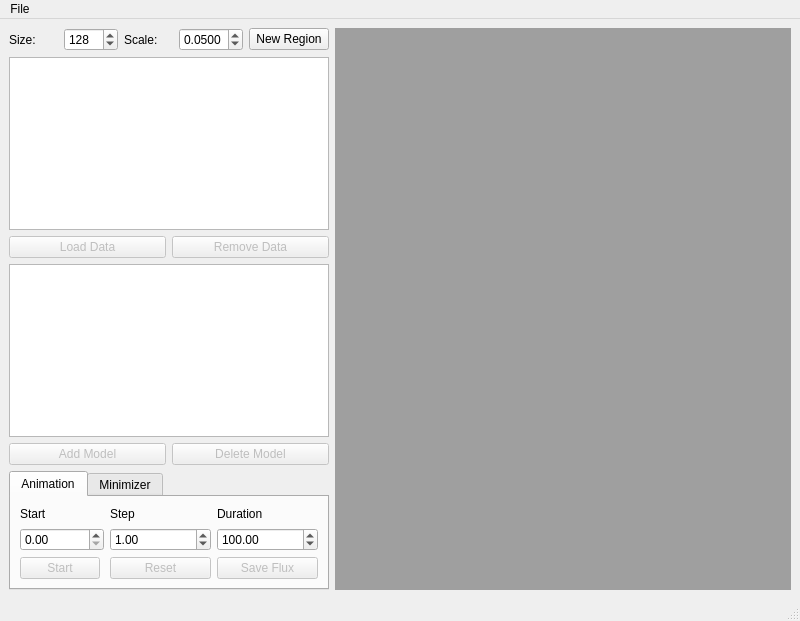
This is src/QT/gui_main.ui in bkloppenborg/simtoi as Qt 5 draws it before an edit. The edited form follows.
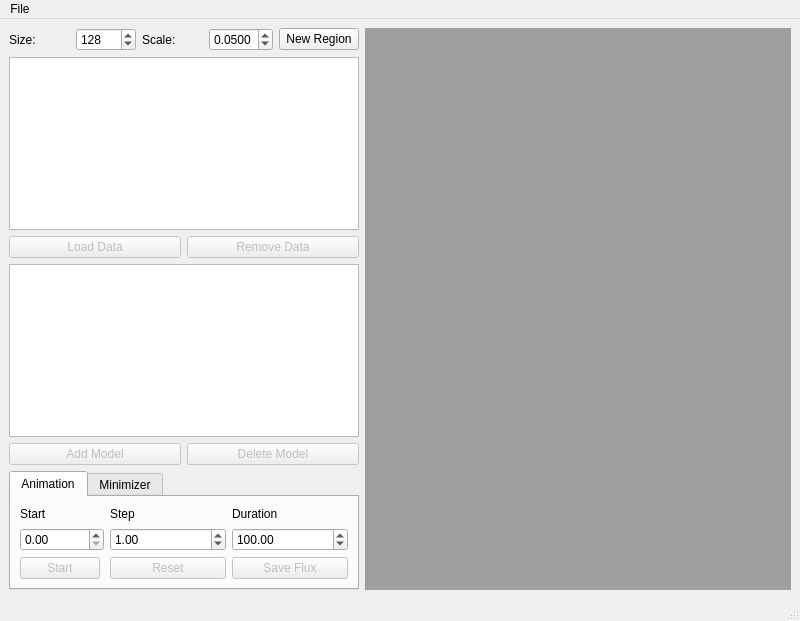
This is the edited form. The open tabs and pages were chosen to show the change.

```diff
--- a/src/QT/gui_main.ui
+++ b/src/QT/gui_main.ui
@@ -109,7 +109,7 @@
      <widget class="QTreeView" name="treeModels">
       <property name="minimumSize">
        <size>
-        <width>320</width>
+        <width>350</width>
         <height>0</height>
        </size>
       </property>
```
Left out of the diff: 2 changed lines with no effect on the pictures.
